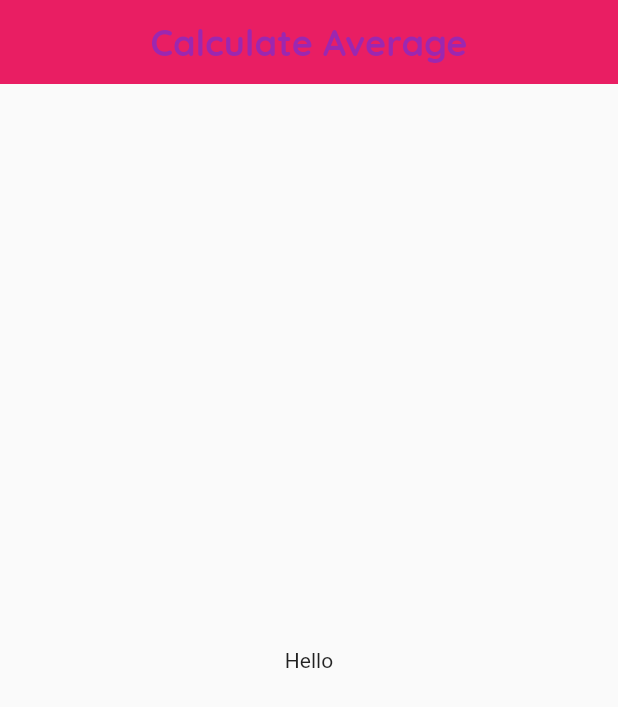
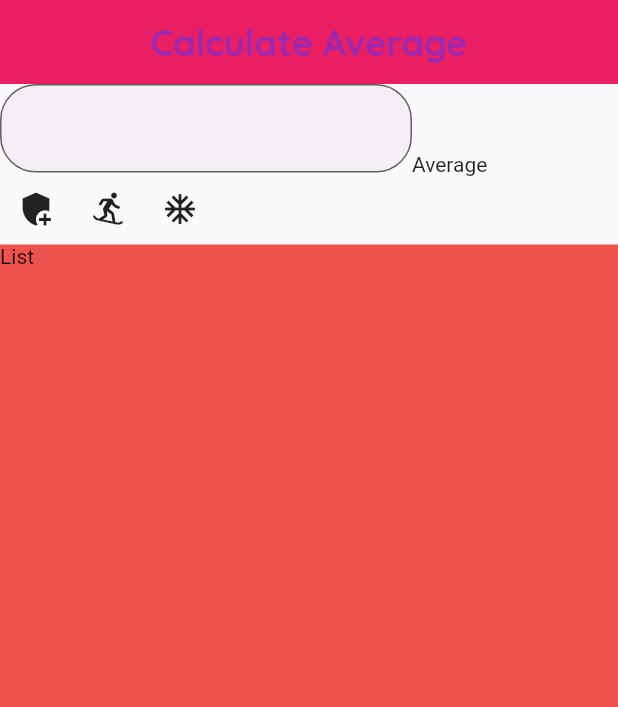
Before and after one commit to Gokdenizsari/dynamic_average_calculation, a Flutter app: the screen it shows after launch, on a phone screen of 412 x 824 dp. Shown: the top 707 px of the screen. Run offline on Flutter 3.47's test engine with Material 2 defaults, Android fonts, the phone set to English and light mode, and no system bars; our stand-ins replace google_fonts.

Commit message:
Update calculate_average_page.dart

```diff
--- a/lib/widgets/calculate_average_page.dart
+++ b/lib/widgets/calculate_average_page.dart
@@ -9,18 +9,81 @@ class CalculateAverage extends StatefulWidget {
 }
 
 class _CalculateAverageState extends State<CalculateAverage> {
+  var formKey = GlobalKey<FormState>();
+
   @override
   Widget build(BuildContext context) {
     return Scaffold(
       appBar: AppBar(
         elevation: 0,
         backgroundColor: Colors.pink.shade500,
-        title: Center(child: Text(stabil.mainText,style: stabil.mainStyle,),
+        title: Center(
+          child: Text(
+            stabil.mainText,
+            style: stabil.mainStyle,
+          ),
         ),
       ),
-      body: Center(
-        child: Text("Hello"),
+      body: Column(
+        crossAxisAlignment: CrossAxisAlignment.stretch,
+        children: [
+          Row(
+            children: [
+              Expanded(
+                flex: 2,
+                child: _buildForm(),
+              ),
+              Expanded(
+                //flex:1 zaten otomatik 1 alıyor. yazmaya gerek yok
+                child: Text("Average"),
+              ),
+            ],
+          ),
+          Expanded(
+            child: Container(
+              child: Text("List"),
+              color: Colors.red.shade400,
+            ),
+          ),
+        ],
       ),
     );
   }
+
+  _buildForm() {
+    return Form(
+      key: formKey,
+      child: Column(
+        children: [
+          _buildTextFormField(),
+          Row(
+            children: [
+              IconButton(
+                onPressed: () {},
+                icon: Icon(Icons.add_moderator),
+              ),
+              IconButton(
+                onPressed: () {},
+                icon: Icon(Icons.snowboarding_rounded),
+              ),
+              IconButton(
+                onPressed: () {},
+                icon: Icon(Icons.ac_unit),
+              ),
+            ],
+          )
+        ],
+      ),
+    );
+  }
+
+  Widget _buildTextFormField() {
+    return TextFormField(
+      decoration: InputDecoration(
+          hintText: " ",
+          border: OutlineInputBorder(borderRadius: stabil.borderRadius),
+          filled: true,
+          fillColor: stabil.mainColor.shade100.withOpacity(0.2)),
+    );
+  }
 }
```
